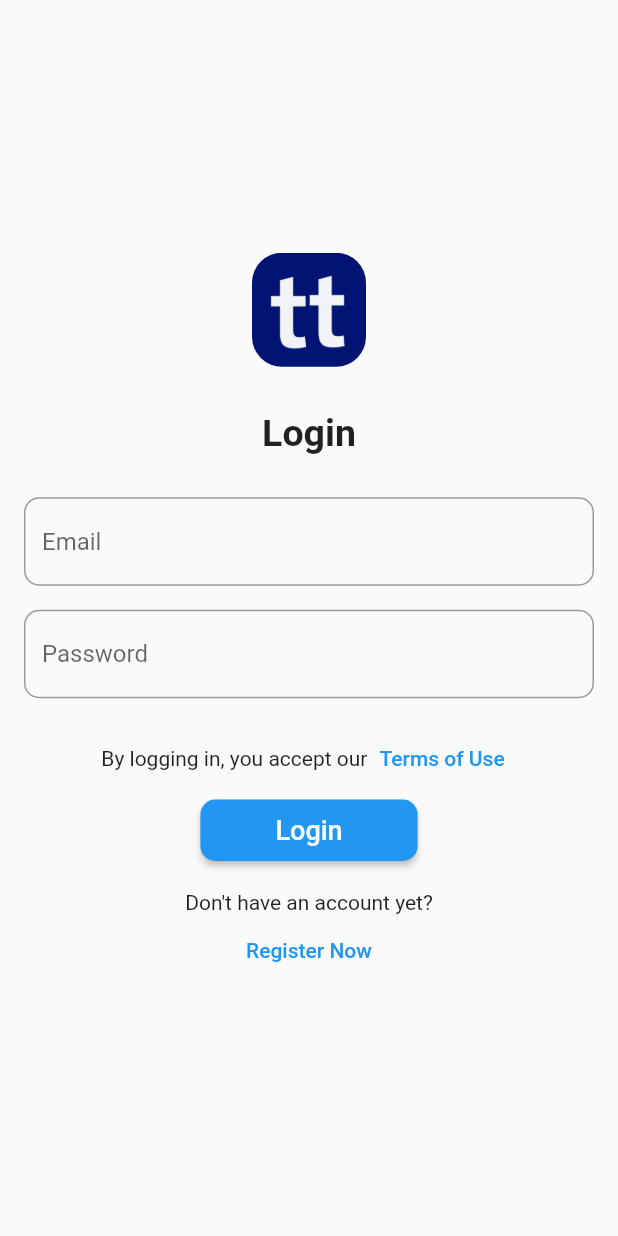
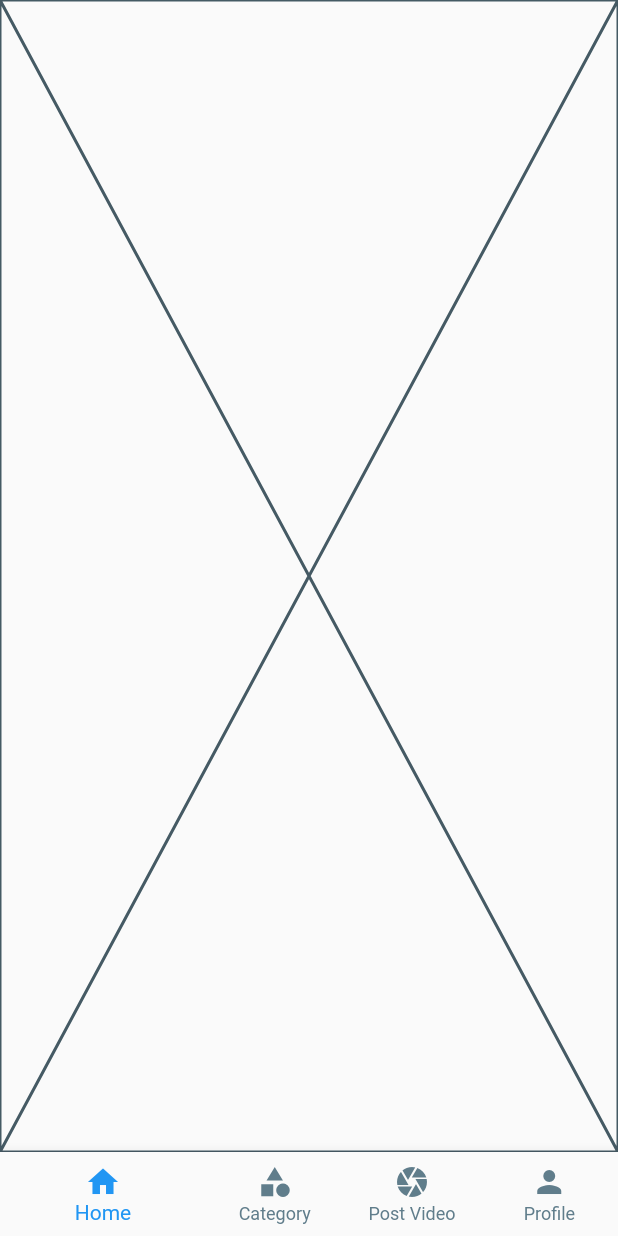
Before and after one commit to cygnetic-software/targe_tube_flutter, a Flutter app: the screen it shows after launch, on a phone screen of 412 x 824 dp. Run offline on Flutter 3.47's test engine with Material 2 defaults, Android fonts, the phone set to English and light mode, and no system bars; our stand-ins replace get.

Commit message:
Navbar and Pages aslso added get

```diff
--- /dev/null
+++ b/lib/global/user.dart
@@ -0,0 +1,4 @@
+import 'package:get/get.dart';
+import 'package:trage_tube_flutter/model/user_model.dart';
+
+final user = User(id: "", username: "", email: "").obs;
--- /dev/null
+++ b/lib/home.dart
@@ -0,0 +1,41 @@
+import 'package:flutter/material.dart';
+import 'package:get/get.dart';
+import 'package:trage_tube_flutter/pages/category_page.dart';
+import 'package:trage_tube_flutter/pages/dashboard_page.dart';
+import 'package:trage_tube_flutter/pages/login_page.dart';
+import 'package:trage_tube_flutter/pages/post_video_page.dart';
+import 'package:trage_tube_flutter/pages/profile_page.dart';
+import 'package:trage_tube_flutter/pages/register_page.dart';
+
+class Home extends StatelessWidget {
+  Home({super.key});
+  final index = 0.obs;
+  @override
+  Widget build(BuildContext context) {
+    return Scaffold(
+        body: Obx(() => [
+              DashboardPage(),
+              CategoryPage(),
+              PostVideoPage(),
+              ProfilePage(),
+            ][index.value]),
+        bottomNavigationBar: Obx(
+          () => BottomNavigationBar(
+            showUnselectedLabels: true,
+            currentIndex: index.value,
+            onTap: (value) => {index.value = value},
+            items: const [
+              BottomNavigationBarItem(icon: Icon(Icons.home), label: "Home"),
+              BottomNavigationBarItem(
+                  icon: Icon(Icons.category), label: "Category"),
+              BottomNavigationBarItem(
+                  icon: Icon(Icons.camera), label: "Post Video"),
+              BottomNavigationBarItem(
+                  icon: Icon(Icons.person), label: "Profile")
+            ],
+            selectedItemColor: Theme.of(context).primaryColor,
+            unselectedItemColor: Colors.blueGrey,
+          ),
+        ));
+  }
+}
--- a/lib/main.dart
+++ b/lib/main.dart
@@ -1,13 +1,13 @@
 import 'package:flutter/material.dart';
-import 'package:trage_tube_flutter/pages/login_page.dart';
-import 'package:trage_tube_flutter/pages/register_page.dart';
+import 'package:get/get.dart';
+import 'package:trage_tube_flutter/home.dart';
 
 class TargeTubeApp extends StatelessWidget {
   const TargeTubeApp({super.key});
 
   @override
   Widget build(BuildContext context) {
-    return MaterialApp(title: "TargeTube", home: SafeArea(child: LoginPage()));
+    return GetMaterialApp(title: "TargeTube", home: SafeArea(child: Home()));
   }
 }
 
--- /dev/null
+++ b/lib/pages/dashboard_page.dart
@@ -0,0 +1,10 @@
+import 'package:flutter/material.dart';
+
+class DashboardPage extends StatelessWidget {
+  const DashboardPage({super.key});
+
+  @override
+  Widget build(BuildContext context) {
+    return const Placeholder();
+  }
+}
--- a/pubspec.yaml
+++ b/pubspec.yaml
@@ -34,6 +34,7 @@ dependencies:
   # The following adds the Cupertino Icons font to your application.
   # Use with the CupertinoIcons class for iOS style icons.
   cupertino_icons: ^1.0.2
+  get: ^4.6.5
 
 dev_dependencies:
   flutter_test:
```
Also changed, not shown: lib/model/user_model.dart (added, +9 -0 lines), lib/pages/category_page.dart (added, +10 -0 lines), lib/pages/post_video_page.dart (added, +10 -0 lines), lib/pages/profile_page.dart (added, +10 -0 lines), pubspec.lock, 1 other file.
